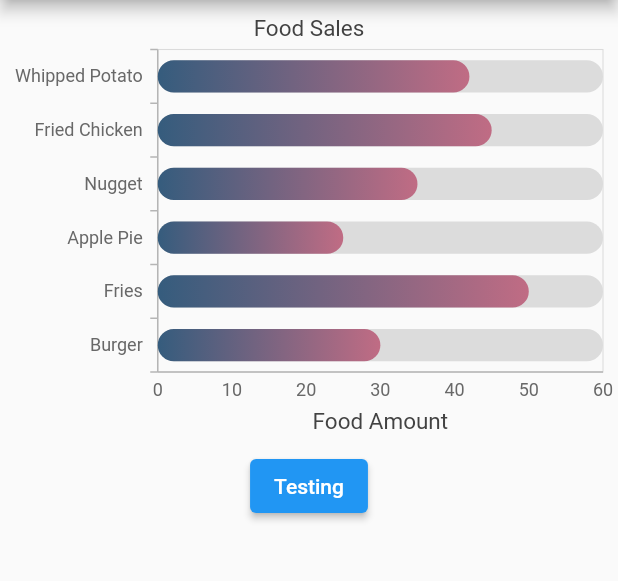
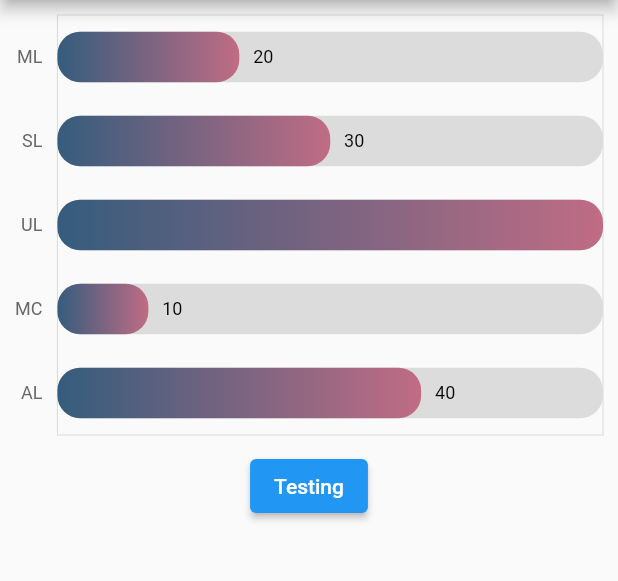
Before and after one commit to Camille-hy/flutter-charts, a Flutter app: the BarChart screen opened directly, swiped to page 2, on a phone screen of 412 x 824 dp, the part 84-665 px from its top. Run offline on Flutter 3.47's test engine with Material 2 defaults, Android fonts, the phone set to English and light mode, and no system bars; our stand-ins replace syncfusion_flutter_charts.

Commit message:
fix: organized the files, feat: added new chart

```diff
--- a/lib/barchart.dart
+++ b/lib/barchart.dart
@@ -1,5 +1,10 @@
 import 'package:flutter/material.dart';
-import 'package:syncfusion_flutter_charts/charts.dart';
+
+import 'package:chart/chart_data.dart';
+import 'package:chart/charts/column_chart.dart';
+import 'package:chart/charts/bar_with_track.dart';
+import 'package:chart/charts/stacked_column.dart';
+import 'package:chart/charts/column_with_track.dart';
 
 class BarChart extends StatefulWidget {
   const BarChart({super.key});
@@ -9,15 +14,8 @@ class BarChart extends StatefulWidget {
 }
 
 class _BarChartState extends State<BarChart> {
-  late List<FoodData> _chartData;
-  late TooltipBehavior _tooltipBehavior;
-
-  int selectedPointIndex = -1;
-
   @override
   void initState() {
-    _chartData = getChartData();
-    _tooltipBehavior = TooltipBehavior(enable: true);
     super.initState();
   }
 
@@ -35,155 +33,32 @@ class _BarChartState extends State<BarChart> {
         centerTitle: true,
       ),
       body: PageView(
-        children:[
-          Container(
-            child: SfCartesianChart(
-                title: ChartTitle(text: 'Food Sales'),
-                tooltipBehavior: _tooltipBehavior,
-                primaryXAxis: CategoryAxis(
-                  majorGridLines: const MajorGridLines(width: 0),
-                  title: AxisTitle(text: 'Food Name'),
-                  labelIntersectAction: AxisLabelIntersectAction.rotate45,
-                ),
-                primaryYAxis: NumericAxis(
-                  majorGridLines: const MajorGridLines(width: 0),
-                  title: AxisTitle(text: 'Sales Amount'),
-                ),
-                series: _getBarSeries()),
-          ),
-          Container(
-            child: Column(
-              children: [
-                SfCartesianChart(
-                    title: ChartTitle(text: 'Food Sales'),
-                    tooltipBehavior: _tooltipBehavior,
-                    primaryXAxis: CategoryAxis(
-                      majorGridLines: const MajorGridLines(width: 0),
-                    ),
-                    primaryYAxis: NumericAxis(
-                      majorGridLines: const MajorGridLines(width: 0),
-                      title: AxisTitle(text:'Food Amount'),
-                      minimum: 0,
-                      maximum: 60,
-                      majorTickLines: const MajorTickLines(size: 0),
-                    ),
-                    series: _getBarSeries2()),
-                ElevatedButton(
-                  onPressed: (){},
-                  child: Text('Testing'),
-                  )
-              ],
-            ),
-          ),
+        children: <Widget>[
+          ColumnChart(showDataPopupCallback: _showDataPopup,),
+          const BarTracker(),
+          const StackedColumn(),
+          const ColumnTracker(),
         ],
       ),
     );
   }
 
-  List<ChartSeries<FoodData, String>> _getBarSeries() {
-    final Map<String, Color> colorMap = {
-      'Burger': Color.fromARGB(53, 92, 125, 1),
-      'Fries': Color.fromARGB(192, 108, 132, 1),
-      'Apple Pie': Color.fromARGB(246, 114, 128, 1),
-      'Nugget': Color.fromARGB(248, 177, 149, 1),
-      'Fried Chicken': Color.fromARGB(116, 180, 155, 1),
-      'Whipped Potato': Color.fromARGB(255, 226, 173, 1),
-    };
-    return <ColumnSeries<FoodData, String>>[
-      ColumnSeries<FoodData, String>(
-          name: 'Food',
-          dataSource: _chartData,
-          xValueMapper: (FoodData data, _) => data.food,
-          yValueMapper: (FoodData data, _) => data.amount,
-          pointColorMapper: (FoodData data, _) => colorMap[data.food],
-          dataLabelSettings: DataLabelSettings(
-            isVisible: true,
-          ),
-          onPointTap: (args) {
-            setState(() {
-              selectedPointIndex = args.pointIndex!;
-              print(selectedPointIndex);
-            });
-            final FoodData tappedData = _chartData[selectedPointIndex];
-            _showDataPopup(context, tappedData);
-          })
-    ];
-  }
-
-  List<ChartSeries<FoodData, String>> _getBarSeries2() {
-    // final Map<String, Color> colorMap = {
-    //   'Burger': Color.fromARGB(53, 92, 125, 1),
-    //   'Fries': Color.fromARGB(192, 108, 132, 1),
-    //   'Apple Pie': Color.fromARGB(246, 114, 128, 1),
-    //   'Nugget': Color.fromARGB(248, 177, 149, 1),
-    //   'Fried Chicken': Color.fromARGB(116, 180, 155, 1),
-    //   'Whipped Potato': Color.fromARGB(255, 226, 173, 1),
-    // };
-    return <BarSeries<FoodData, String>>[
-      BarSeries<FoodData, String>(
-        name: 'Food',
-        dataSource: _chartData,
-        width: 0.6,
-        xValueMapper: (FoodData data, _) => data.food,
-        yValueMapper: (FoodData data, _) => data.amount,
-        // pointColorMapper: (FoodData data, _) => colorMap[data.food],
-        gradient: LinearGradient(
-          colors: <Color>[
-            Color.fromRGBO(53, 92, 125, 1),
-            Color.fromRGBO(192, 108, 132, 1),
-          ],
-          begin: Alignment.centerLeft,
-          end: Alignment.centerRight,
-        ),
-        borderRadius: BorderRadius.circular(15),
-        trackColor: const Color.fromRGBO(220, 220, 220, 1),
-        isTrackVisible: true,
-        onPointTap: (args) {
-          setState(() {
-            selectedPointIndex = args.pointIndex!;
-            print(selectedPointIndex);
-          });
-          final FoodData tappedData = _chartData[selectedPointIndex];
-          _showDataPopup(context, tappedData);
-        })
-    ];
-  }
-
-  List<FoodData> getChartData() {
-    final List<FoodData> chartData = [
-      FoodData('Burger', 30, 'Burger \n 30'),
-      FoodData('Fries', 50, 'Fries \n 60'),
-      FoodData('Apple Pie', 25, 'Apple Pie \n 25'),
-      FoodData('Nugget', 35, 'Nugget \n 35'),
-      FoodData('Fried Chicken', 45, 'Fried Chicken \n 50'),
-      FoodData('Whipped Potato', 42, 'Whipped Potato \n 42'),
-    ];
-    return chartData;
-  }
-
-  void _showDataPopup(BuildContext context, FoodData data) {
+  void _showDataPopup(BuildContext context, SalesData data) {
     showDialog(
         context: context,
         builder: (BuildContext context) {
           return AlertDialog(
-            title: Text(data.food),
-            content: Text('Value: ${data.amount}'),
+            title: Text(data.x),
+            content: Text('Value: ${data.y}'),
             actions: <Widget>[
               ElevatedButton(
                 onPressed: () {
                   Navigator.of(context).pop();
                 },
-                child: Text('OK'),
+                child: const Text('OK'),
               )
             ],
           );
         });
   }
 }
-
-class FoodData {
-  FoodData(this.food, this.amount, this.text);
-  final String food;
-  final int amount;
-  final String text;
-}
--- /dev/null
+++ b/lib/chart_data.dart
@@ -0,0 +1,18 @@
+class SalesData {
+  SalesData(this.x, this.y, this.secondY);
+
+  final dynamic x;
+  final num y;
+  final num secondY;
+}
+
+List<SalesData> getSalesData() {
+  final List<SalesData> chartData = [
+    SalesData('AL', 40, 10),
+    SalesData('MC', 10, 5),
+    SalesData('UL', 60, 25),
+    SalesData('SL', 30, 30),
+    SalesData('ML', 20, 0),
+  ];
+  return chartData;
+}
--- /dev/null
+++ b/lib/charts/bar_with_track.dart
@@ -0,0 +1,79 @@
+import 'package:flutter/material.dart';
+import 'package:syncfusion_flutter_charts/charts.dart';
+import '../chart_data.dart';
+
+class BarTracker extends StatelessWidget {
+  const BarTracker({super.key});
+
+  @override
+  Widget build(BuildContext context) {
+    return Scaffold(
+      body:
+      Column(
+        children: [
+          SfCartesianChart(
+            primaryXAxis: CategoryAxis(
+              axisLine: const AxisLine(width: 0),
+              majorTickLines: const MajorTickLines(width: 0),
+              majorGridLines: const MajorGridLines(width: 0),
+            ),
+            primaryYAxis: NumericAxis(
+              isVisible: false,
+              majorGridLines: const MajorGridLines(width: 0),
+              title: AxisTitle(text: 'Food Amount'),
+              minimum: 0,
+              maximum: 60,
+              majorTickLines: const MajorTickLines(size: 0),
+            ),
+            series: getBarSeries2()
+          ),
+          ElevatedButton(
+            onPressed: (){},
+            child: const Text('Testing')
+          )
+        ],
+      ),
+    );
+  }
+
+  List<ChartSeries<SalesData, String>> getBarSeries2() {
+    final List<SalesData> salesData = getSalesData();
+    // final Map<String, Color> colorMap = {
+    //   'Burger': Color.fromARGB(53, 92, 125, 1),
+    //   'Fries': Color.fromARGB(192, 108, 132, 1),
+    //   'Apple Pie': Color.fromARGB(246, 114, 128, 1),
+    //   'Nugget': Color.fromARGB(248, 177, 149, 1),
+    //   'Fried Chicken': Color.fromARGB(116, 180, 155, 1),
+    //   'Whipped Potato': Color.fromARGB(255, 226, 173, 1),
+    // };
+    return <BarSeries<SalesData, String>>[
+      BarSeries<SalesData, String>(
+        name: 'Sales',
+        dataSource: salesData,
+        width: 0.6,
+        xValueMapper: (SalesData sales, _) => sales.x as String,
+        yValueMapper: (SalesData sales, _) => sales.y,
+        // pointColorMapper: (FoodData data, _) => colorMap[data.food],
+        gradient: LinearGradient(
+          colors: <Color>[
+            Color.fromRGBO(53, 92, 125, 1),
+            Color.fromRGBO(192, 108, 132, 1),
+          ],
+          begin: Alignment.centerLeft,
+          end: Alignment.centerRight,
+        ),
+        borderRadius: BorderRadius.circular(15),
+        trackColor: const Color.fromRGBO(220, 220, 220, 1),
+        isTrackVisible: true,
+        dataLabelSettings: DataLabelSettings(
+          isVisible: true,
+          labelPosition: ChartDataLabelPosition.outside,
+          alignment: ChartAlignment.near,
+          textStyle: TextStyle(
+            fontSize: 12,
+          ),
+        ),
+      )
+    ];
+  }
+}
```
Also changed, not shown: lib/charts/column_chart.dart (added, +62 -0 lines), lib/charts/column_with_track.dart (added, +43 -0 lines), lib/charts/stacked_column.dart (added, +45 -0 lines), lib/piechart.dart (+1 -24 lines), 1 other file.
